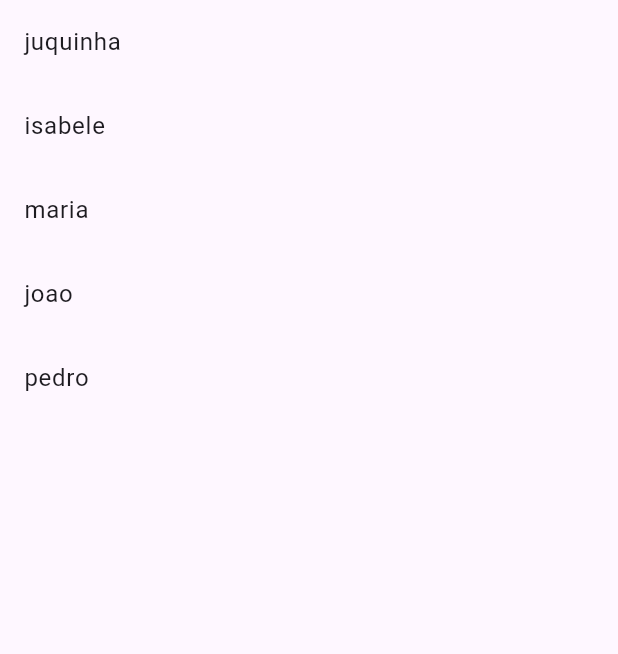
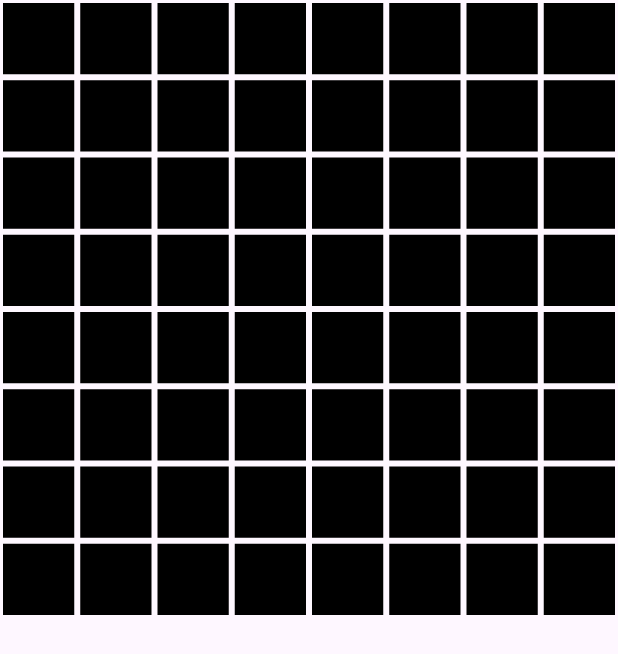
Before and after one commit to jucaduppre/flutter_video_tutorial, a Flutter app: the screen it shows after launch, on a phone screen of 412 x 824 dp. Shown: the top 654 px of the screen. Run offline on Flutter 3.47's test engine with Material 3 defaults, Android fonts, the phone set to English and light mode, and no system bars.

Commit message:
GridView

```diff
--- a/lib/main.dart
+++ b/lib/main.dart
@@ -10,17 +10,15 @@ class MyApp extends StatelessWidget{
 
   @override
   Widget build(BuildContext context){
-  List names = ["juquinha", "isabele", "maria", "joao", "pedro"];
   return MaterialApp(
     debugShowCheckedModeBanner: false,
     home: Scaffold(
-      body: ListView.builder(
-        itemCount: names.length,
-        itemBuilder: (context, index) {
-          return ListTile(
-            title: Text(names[index]),
-          );
-        }
+      body: GridView.builder(itemCount:64, gridDelegate: const
+      SliverGridDelegateWithFixedCrossAxisCount(crossAxisCount: 8),
+      itemBuilder: (context,index)  => Container(
+        color:Colors.black,
+        margin: EdgeInsets.all(2),
+      )
       )
     ),
    );
```
